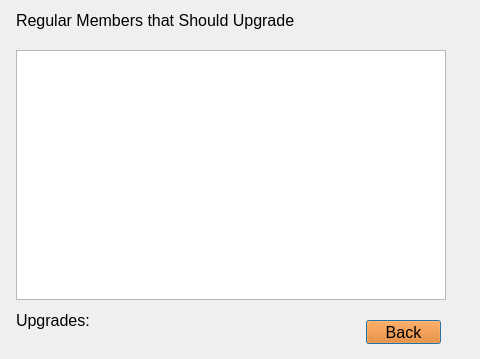
Above: memberupgrade.ui from max9001/Bulk-Club-Project before the change; both pictures show x 504 to 984 and y 0 to 359 of the 984 by 359 pixel window. Below: the same form after it.
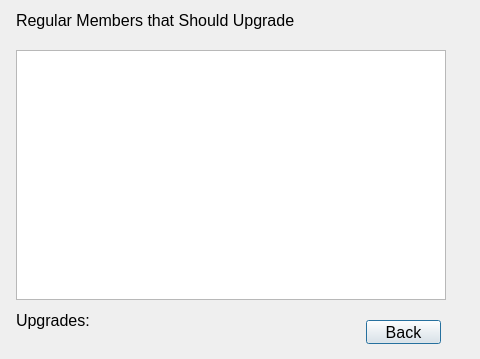
That is the form after the change.

What changed in the file:
```diff
--- a/memberupgrade.ui
+++ b/memberupgrade.ui
@@ -28,7 +28,7 @@
     </font>
    </property>
    <property name="styleSheet">
-    <string notr="true"> background-color: rgb(241, 115, 0)</string>
+    <string notr="true"/>
    </property>
    <property name="text">
     <string>Back</string>
```
